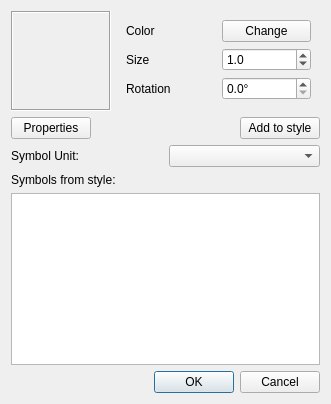
Qt form qgis/src/ui/qgssymbolv2selectordialogbase.ui (sourcepole/qgis) before a commit.
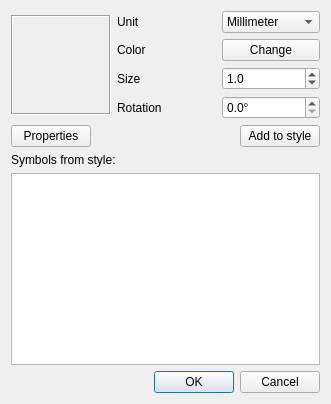
The same form after that commit. The open tabs and pages were chosen to show the change. Custom widgets are drawn as their Qt base class.

Commit message: Updated symbol selector GUI to reflect the design created with Tim

Diff of the .ui file:
```diff
--- a/qgis/src/ui/qgssymbolv2selectordialogbase.ui
+++ b/qgis/src/ui/qgssymbolv2selectordialogbase.ui
@@ -45,12 +45,42 @@
       </widget>
      </item>
      <item>
+      <layout class="QVBoxLayout" name="verticalLayout">
+       <item>
+        <layout class="QHBoxLayout" name="horizontalLayout_4">
+         <item>
+          <widget class="QLabel" name="mSymbolUnitLabel">
+           <property name="text">
+            <string>Unit</string>
+           </property>
+          </widget>
+         </item>
+         <item>
+          <widget class="QComboBox" name="mSymbolUnitComboBox">
+           <item>
+            <property name="text">
+             <string>Millimeter</string>
+            </property>
+           </item>
+           <item>
+            <property name="text">
+             <string>Map unit</string>
+            </property>
+           </item>
+          </widget>
+         </item>
+        </layout>
+       </item>
+       <item>
       <widget class="QStackedWidget" name="stackedWidget">
        <property name="currentIndex">
-        <number>2</number>
+          <number>0</number>
        </property>
        <widget class="QWidget" name="pageMarker">
         <layout class="QGridLayout" name="gridLayout">
+           <property name="margin">
+            <number>0</number>
+           </property>
          <item row="0" column="0">
           <widget class="QLabel" name="label_5">
            <property name="text">
@@ -109,6 +139,9 @@
        </widget>
        <widget class="QWidget" name="pageLine">
         <layout class="QGridLayout" name="gridLayout_2">
+           <property name="margin">
+            <number>0</number>
+           </property>
          <item row="0" column="0">
           <widget class="QLabel" name="label_6">
            <property name="text">
@@ -144,6 +177,9 @@
        </widget>
        <widget class="QWidget" name="pageFill">
         <layout class="QHBoxLayout" name="horizontalLayout_2">
+           <property name="margin">
+            <number>0</number>
+           </property>
          <item>
           <widget class="QLabel" name="label_7">
            <property name="text">
@@ -164,6 +200,8 @@
      </item>
     </layout>
    </item>
+    </layout>
+   </item>
    <item row="1" column="0">
     <layout class="QHBoxLayout" name="horizontalLayout">
      <item>
@@ -196,27 +234,13 @@
     </layout>
    </item>
    <item row="2" column="0">
-    <layout class="QHBoxLayout" name="horizontalLayout_4">
-     <item>
-      <widget class="QLabel" name="mSymbolUnitLabel">
-       <property name="text">
-        <string>Symbol Unit:</string>
-       </property>
-      </widget>
-     </item>
-     <item>
-      <widget class="QComboBox" name="mSymbolUnitComboBox"/>
-     </item>
-    </layout>
-   </item>
-   <item row="3" column="0">
     <widget class="QLabel" name="label">
      <property name="text">
       <string>Symbols from style:</string>
      </property>
     </widget>
    </item>
-   <item row="4" column="0">
+   <item row="3" column="0">
     <widget class="QListView" name="viewSymbols">
      <property name="sizePolicy">
       <sizepolicy hsizetype="Expanding" vsizetype="Expanding">
@@ -244,7 +268,7 @@
      </property>
     </widget>
    </item>
-   <item row="5" column="0">
+   <item row="4" column="0">
     <widget class="QDialogButtonBox" name="buttonBox">
      <property name="orientation">
       <enum>Qt::Horizontal</enum>
```
Left out of the diff: 5 changed lines with no effect on the pictures. Lines whose indentation alone changed are shown as unchanged. The commit also changes 1 other file.
